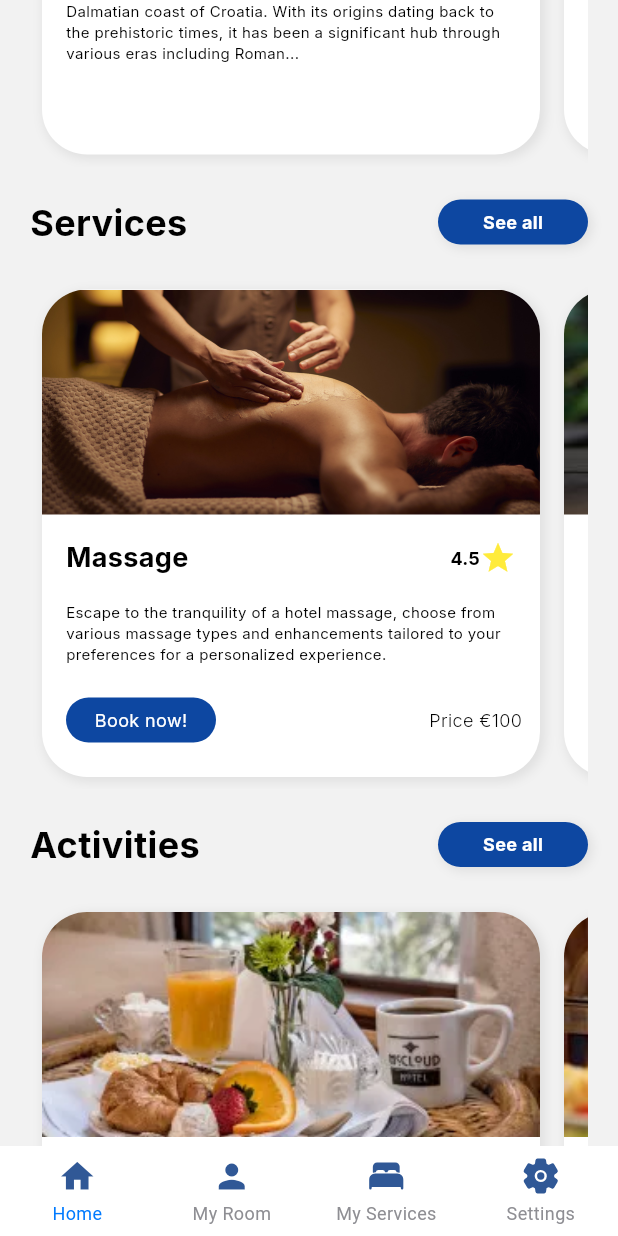
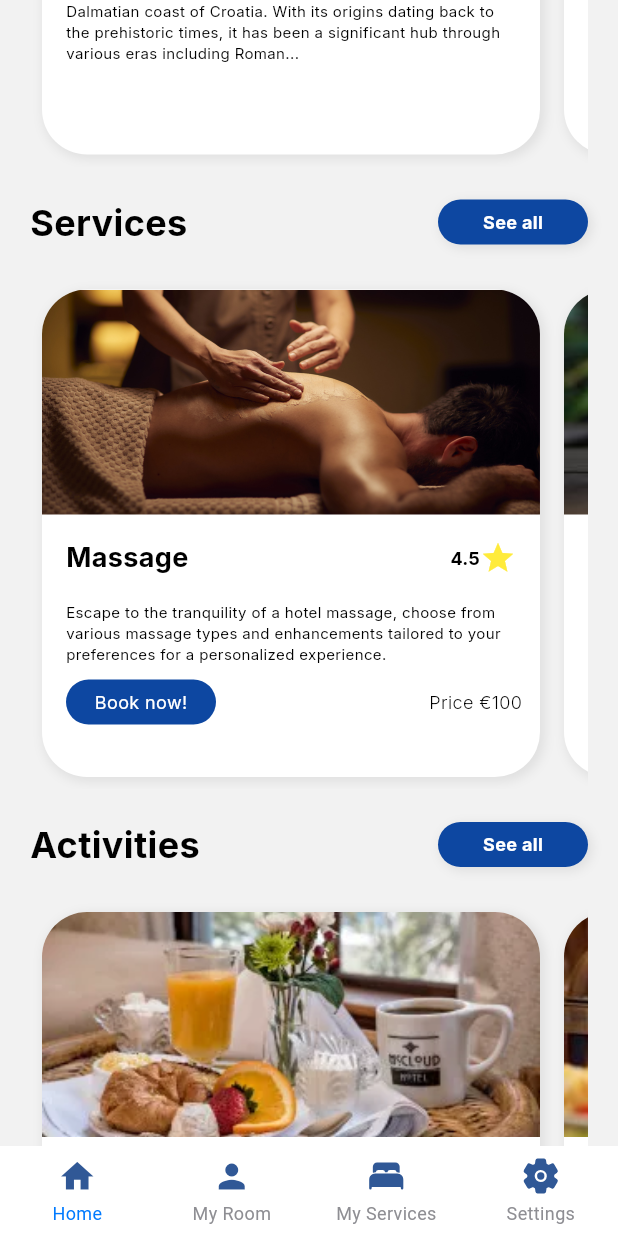
Before and after one commit to Karlo11111/Aedis---HotelSoftvare-using-Flutter, a Flutter app: the screen it shows once a user with an empty profile is signed in, scrolled down 576 dp, on a phone screen of 412 x 824 dp. Run offline on Flutter 3.47's test engine with Material 3 defaults, Android fonts, the phone set to English and light mode, and no system bars; drawn by our look-alikes of persistent_bottom_nav_bar; our stand-ins replace cloud_firestore, email_validator, firebase_auth, firebase_core, flutter_svg_provider, font_awesome_flutter and 6 more; missing offline and left inert: flutter_splash_screen, kommunicate_flutter, nfc_emulator; accounts and stored records are empty; generated files the repository leaves out were written again; network calls fail.

Commit message:
Last api changes

```diff
--- a/lib/Utilities/InfoContainer.dart
+++ b/lib/Utilities/InfoContainer.dart
@@ -76,14 +76,14 @@ class InfoContainer extends StatelessWidget {
             ),
           ),
           Padding(
-            padding: EdgeInsets.only(right: 16.0, left: 16.0, bottom: 14),
+            padding: EdgeInsets.only(right: 16.0, left: 16.0, bottom: 10),
             child: Text(
               content,
               style: GoogleFonts.inter(fontSize: 10.0),
             ),
           ),
           Padding(
-              padding: EdgeInsets.only(left: 16, top: 8, right: 12),
+              padding: EdgeInsets.only(left: 16, right: 12),
               child: row ?? Container()),
         ],
       ),
--- a/lib/pages/main_pages/help.dart
+++ b/lib/pages/main_pages/help.dart
@@ -118,7 +118,7 @@ class _HelpPageState extends State<HelpPage> {
                 child: Text(
                   'Submit',
                   style: GoogleFonts.inder(
-                      color: Theme.of(context).colorScheme.primary),
+                      color: Colors.white),
                 ),
               ),
             ],
--- a/lib/pages/main_pages/home_page.dart
+++ b/lib/pages/main_pages/home_page.dart
@@ -448,8 +448,11 @@ class _HomePageState extends State<HomePage> {
                             ),
                             content:
                                 "Escape to the tranquility of a hotel massage, choose from various massage types and enhancements tailored to your preferences for a personalized experience.",
-                            row: Row(
-                              mainAxisAlignment: MainAxisAlignment.spaceBetween,
+                            row: Padding(
+                              padding: const EdgeInsets.only(bottom: 7.0),
+                              child: Row(
+                                mainAxisAlignment:
+                                    MainAxisAlignment.spaceBetween,
                                 children: [
                                   MyButton(
                                     buttonText: "Book now!",
@@ -468,7 +471,8 @@ class _HomePageState extends State<HomePage> {
                                     textColor: Colors.white,
                                     icon: null,
                                     decorationColor: isDarkMode
-                                      ? const Color.fromARGB(255, 38, 151, 255)
+                                        ? const Color.fromARGB(
+                                            255, 38, 151, 255)
                                         : Colors.blue.shade900,
                                   ),
                                   Text(
@@ -481,6 +485,7 @@ class _HomePageState extends State<HomePage> {
                                     ),
                                   )
                                 ],
+                              ),
                             )),
 
                         //spa container
@@ -507,8 +512,11 @@ class _HomePageState extends State<HomePage> {
                             //text need to be changed
                             content:
                                 "Escape to the tranquility of a hotel spa, choose from various massage types and enhancements tailored to your preferences for a personalized experience.",
-                            row: Row(
-                              mainAxisAlignment: MainAxisAlignment.spaceBetween,
+                            row: Padding(
+                              padding: const EdgeInsets.only(top: 12.0),
+                              child: Row(
+                                mainAxisAlignment:
+                                    MainAxisAlignment.spaceBetween,
                                 children: [
                                   MyButton(
                                     buttonText: "Book now!",
@@ -527,7 +535,8 @@ class _HomePageState extends State<HomePage> {
                                     textColor: Colors.white,
                                     icon: null,
                                     decorationColor: isDarkMode
-                                      ? const Color.fromARGB(255, 38, 151, 255)
+                                        ? const Color.fromARGB(
+                                            255, 38, 151, 255)
                                         : Colors.blue.shade900,
                                   ),
                                   Text(
@@ -540,6 +549,7 @@ class _HomePageState extends State<HomePage> {
                                     ),
                                   )
                                 ],
+                              ),
                             )),
 
                         //room services container
--- a/lib/pages/main_pages/options_page.dart
+++ b/lib/pages/main_pages/options_page.dart
@@ -172,7 +172,7 @@ class _OptionsPageState extends State<OptionsPage> {
 
                       //edit profile button
                       SizedBox(
-                        width: MediaQuery.of(context).size.width * 0.35,
+                        width: MediaQuery.of(context).size.width * 0.32,
                       ),
                       IconButton(
                         onPressed: () {
```
Also changed, not shown: 1 other file. Lines whose indentation alone changed are shown as unchanged.
